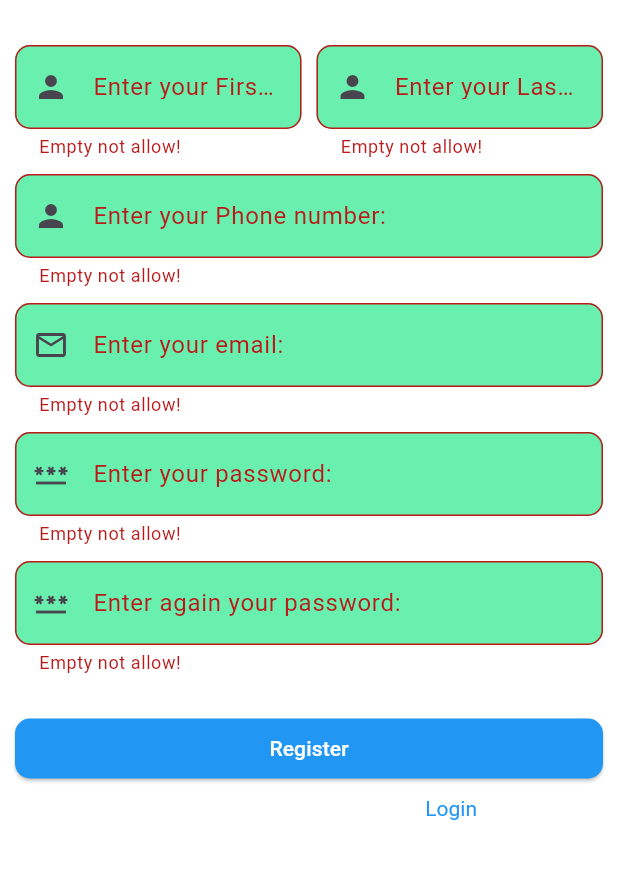
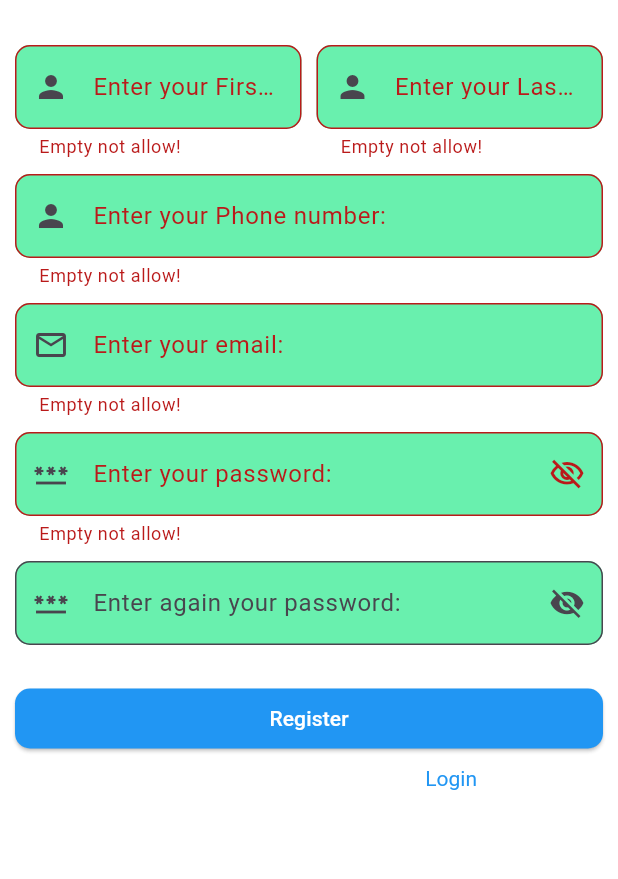
Before and after one commit to mdrazaulkabir/to_do_app, a Flutter app: the signUp screen opened directly, after a tap on "Register", on a phone screen of 412 x 824 dp, the part 243-1122 px from its top. Run offline on Flutter 3.47's test engine with Material 3 defaults, Android fonts, the phone set to English and light mode, and no system bars.

Commit message:
this is sixth commit

```diff
--- a/lib/main.dart
+++ b/lib/main.dart
@@ -35,7 +35,7 @@ class MyApp extends StatelessWidget {
         colorScheme: ColorScheme.fromSeed(seedColor: Colors.deepPurple),
         useMaterial3: true,
       ),
-      home: toDoApp(name: "ka", phone: "kk", gmail: "KABIR@"),
+      home: login(),
     );
   }
 }
--- a/lib/signUp.dart
+++ b/lib/signUp.dart
@@ -2,6 +2,8 @@ import 'package:flutter/gestures.dart';
 import 'package:flutter/material.dart';
 import 'package:to_do_app/login.dart';
 import 'package:to_do_app/toDoApp.dart';
+import 'package:to_do_app/users.dart';
+
 
 class signUp extends StatefulWidget {
   const signUp({super.key});
@@ -11,12 +13,16 @@ class signUp extends StatefulWidget {
 }
 
 class _signUpState extends State<signUp> {
+
   final formkey = GlobalKey<FormState>();
   TextEditingController nameController = TextEditingController();
+  TextEditingController nameControllerLast = TextEditingController();
   TextEditingController phoneController = TextEditingController();
   TextEditingController gmailController = TextEditingController();
   TextEditingController passController = TextEditingController();
   TextEditingController rePassController = TextEditingController();
+  bool isObscure=true;
+  bool isObscure1=true;
 
   @override
   Widget build(BuildContext context) {
@@ -81,11 +87,11 @@ class _signUpState extends State<signUp> {
                     ),
                     Expanded(
                       child: TextFormField(
-                        controller: nameController,
+                        controller: nameControllerLast,
                         validator: (value) {
                           if (value == null || value.isEmpty) {
                             return "Empty not allow!";
-                          } else
+                          }
                             return null;
                         },
                         decoration: InputDecoration(
@@ -103,16 +109,15 @@ class _signUpState extends State<signUp> {
                 SizedBox(
                   height: 10,
                 ),
-                Expanded(
-                  child: TextFormField(
+                TextFormField(
                   controller: phoneController,
                   validator: (value) {
                     if (value == null || value.isEmpty) {
                       return "Empty not allow!";
                     } else if (value.length < 11) {
                       return "Phone number must be 11 digit";
-                      } else
-                        null;
+                    }
+                     return null;
                   },
                   decoration: InputDecoration(
                       prefixIcon: Icon(Icons.person),
@@ -122,7 +127,6 @@ class _signUpState extends State<signUp> {
                           borderRadius: BorderRadius.circular(10)),
                       fillColor: Colors.greenAccent,
                       filled: true),
-                  ),
                 ),
                 SizedBox(
                   height: 10,
@@ -151,6 +155,7 @@ class _signUpState extends State<signUp> {
                   height: 10,
                 ),
                 TextFormField(
+                  obscureText: isObscure,
                   controller: passController,
                   validator: (value) {
                     if (value == null || value.isEmpty) {
@@ -168,18 +173,23 @@ class _signUpState extends State<signUp> {
                     labelText: "Enter your password:",
                     filled: true,
                     fillColor: Colors.greenAccent,
+                      suffixIcon: IconButton(
+                          onPressed: () {
+                            setState(() {
+                              isObscure=!isObscure;
+                            });
+                          }, icon: Icon(Icons.visibility_off_outlined))
                   ),
                 ),
                 SizedBox(
                   height: 10,
                 ),
                 TextFormField(
+                  obscureText: isObscure1,
                   controller: rePassController,
                   validator: (value) {
-                    if (value == null || value.isEmpty) {
-                      return "Empty not allow!";
-                    } else if (value.length < 6) {
-                      return "Password mush be 6 character!";
+                    if (value !=passController.text) {
+                      return "Password is not matching!";
                     }
                     return null;
                   },
@@ -191,6 +201,12 @@ class _signUpState extends State<signUp> {
                     labelText: "Enter again your password:",
                     filled: true,
                     fillColor: Colors.greenAccent,
+                      suffixIcon: IconButton(
+                          onPressed: () {
+                            setState(() {
+                              isObscure1=!isObscure1;
+                            });
+                          }, icon: Icon(Icons.visibility_off))
                   ),
                 ),
                 SizedBox(
@@ -198,12 +214,23 @@ class _signUpState extends State<signUp> {
                 ),
                 ElevatedButton(
                     onPressed: () {
+
                       if (formkey.currentState!.validate()) {
+
+                        users[nameController.text]={
+                          "password":passController.text,
+                          "namelast":nameControllerLast.text,
+                          'phone':phoneController.text,
+                          'gmail':gmailController.text,
+                        };
+
+
                         Navigator.push(
                             context,
                             MaterialPageRoute(
                                 builder: (context) => toDoApp(
                                       name: nameController.text,
+                                      namelast: nameControllerLast.text,
                                       phone: phoneController.text,
                                       gmail: gmailController.text,
                                     )));
--- /dev/null
+++ b/lib/users.dart
@@ -0,0 +1,2 @@
+import 'package:flutter/material.dart';
+Map<String,Map<String,String>> users ={};
```
Also changed, not shown: lib/login.dart (+32 -6 lines), lib/toDoApp.dart (+13 -9 lines). Lines whose indentation alone changed are shown as unchanged.
